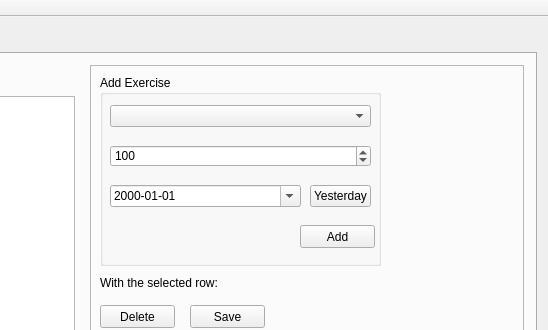
Qt form src/harrix_swiss_knife/fitness_window.ui (Harrix/harrix-swiss-knife) before a commit; both pictures show x 712 to 1260 and y 0 to 330 of the 1260 by 926 pixel window.
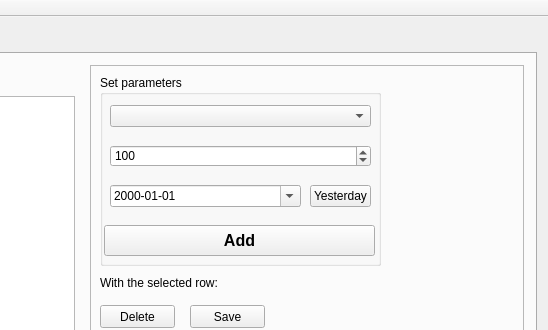
The same form after that commit.

What changed in the file:
```diff
--- a/src/harrix_swiss_knife/fitness_window.ui
+++ b/src/harrix_swiss_knife/fitness_window.ui
@@ -78,17 +78,24 @@
                           </rect>
                         </property>
                         <property name="title">
-                          <string>Add Exercise</string>
+             <string>Set parameters</string>
                         </property>
                         <widget class="QPushButton" name="pushButton_add">
                           <property name="geometry">
                             <rect>
-                              <x>200</x>
+               <x>4</x>
                               <y>150</y>
-                              <width>75</width>
-                              <height>23</height>
-                            </rect>
-                          </property>
+               <width>271</width>
+               <height>31</height>
+              </rect>
+             </property>
+             <property name="font">
+              <font>
+               <pointsize>12</pointsize>
+               <weight>75</weight>
+               <bold>true</bold>
+              </font>
+             </property>
                           <property name="text">
                             <string>Add</string>
                           </property>
@@ -1195,9 +1202,9 @@
         <bool>false</bool>
       </attribute>
     </widget>
-    <widget class="QStatusBar" name="statusBar" />
-  </widget>
-  <layoutdefault spacing="6" margin="11" />
-  <resources />
-  <connections />
+  <widget class="QStatusBar" name="statusBar"/>
+ </widget>
+ <layoutdefault spacing="6" margin="11"/>
+ <resources/>
+ <connections/>
 </ui>
```
Left out of the diff: 16 changed lines with no effect on the pictures. Lines whose indentation alone changed are shown as unchanged.
